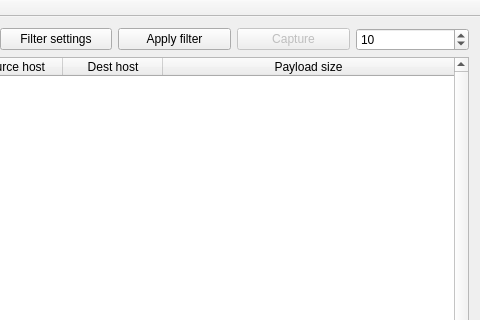
Qt form mainwindow.ui (AONunan/FinalYearProject) before a commit; both pictures show x 249 to 729 and y 0 to 320 of the 729 by 590 pixel window.
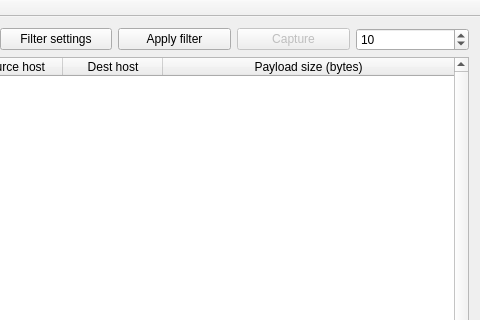
The same form after that commit.

Commit message: Fixed bug with packets of 0 payload

```diff
--- a/mainwindow.ui
+++ b/mainwindow.ui
@@ -148,7 +148,7 @@
       </column>
       <column>
        <property name="text">
-        <string>Payload size</string>
+        <string>Payload size (bytes)</string>
        </property>
       </column>
      </widget>
```
The commit also changes 5 other files.
